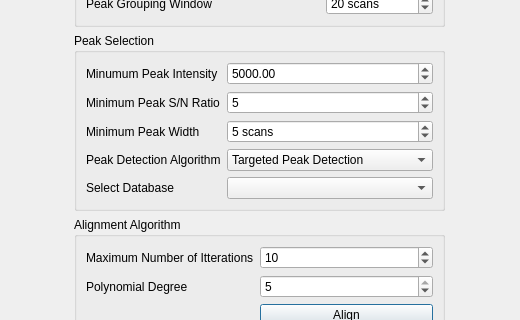
Qt form mzroll/forms/alignmentdialog.ui (ElucidataInc/ElMaven) before a commit; both pictures show x 0 to 520 and y 106 to 426 of the 520 by 547 pixel window.
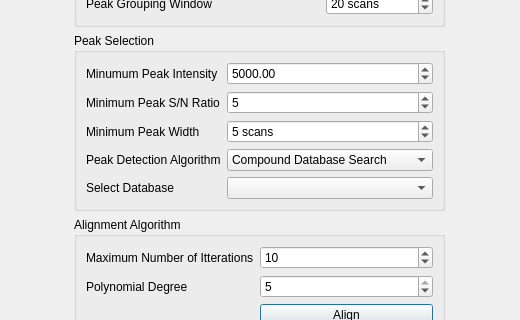
The same form after that commit.

Commit message: Fix: Change peak detection algorithm name in alignment dialog ui

```diff
--- a/mzroll/forms/alignmentdialog.ui
+++ b/mzroll/forms/alignmentdialog.ui
@@ -241,7 +241,7 @@
        <widget class="QComboBox" name="peakDetectionAlgo">
         <item>
          <property name="text">
-          <string>Targeted Peak Detection</string>
+          <string>Compound Database Search</string>
          </property>
         </item>
         <item>
```
Left out of the diff: 2 changed lines with no effect on the pictures. The commit also changes 1 other file.
